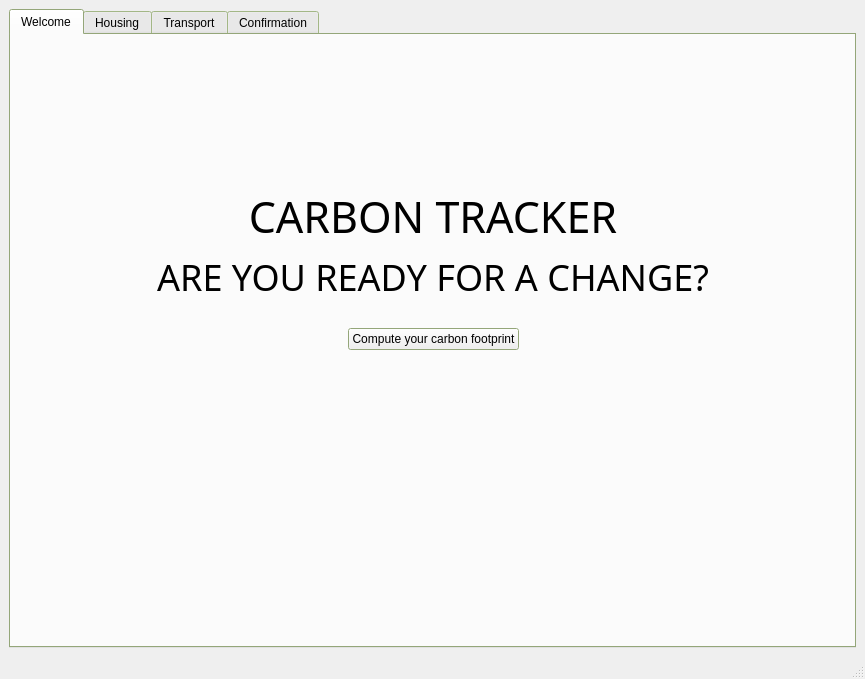
cgneo/CarbonTracker, file C201_NewBeginnings/newBeginnings/mainwindow.ui: the form before one commit.
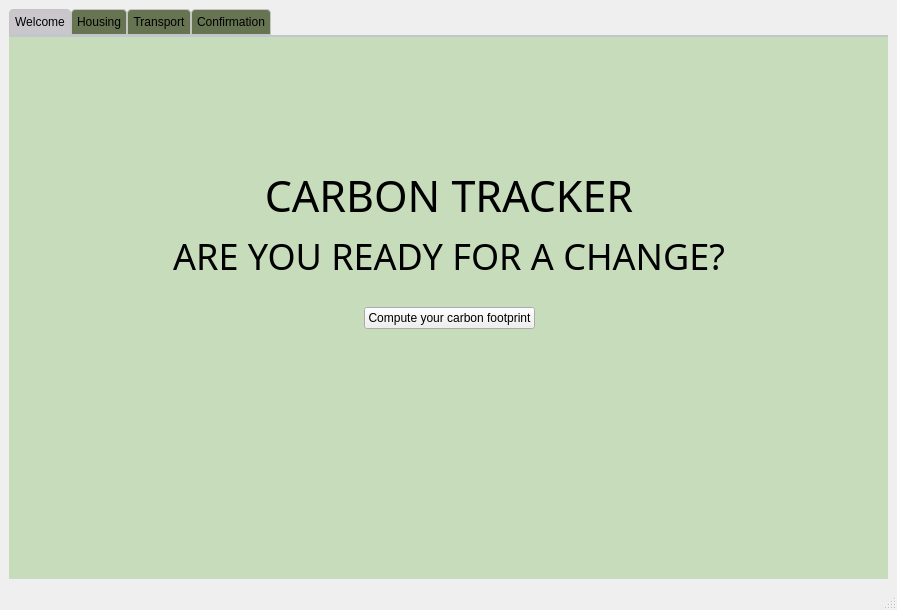
The form after the commit. The open tabs and pages were chosen to show the change.

```diff
--- a/C201_NewBeginnings/newBeginnings/mainwindow.ui
+++ b/C201_NewBeginnings/newBeginnings/mainwindow.ui
@@ -6,8 +6,8 @@
    <rect>
     <x>0</x>
     <y>0</y>
-    <width>865</width>
-    <height>679</height>
+    <width>897</width>
+    <height>610</height>
    </rect>
   </property>
   <property name="windowTitle">
@@ -15,7 +15,7 @@
   </property>
   <widget class="QWidget" name="centralwidget">
    <layout class="QGridLayout" name="gridLayout">
-    <item row="0" column="1">
+    <item row="0" column="0">
      <widget class="QTabWidget" name="tabMain">
       <property name="palette">
        <palette>
@@ -81,6 +81,27 @@
         </disabled>
        </palette>
       </property>
+      <property name="styleSheet">
+       <string notr="true">
+QTabWidget::pane { /* The tab widget frame */
+    border-top: 2px solid #C2C7CB;
+	
+	background-color:rgba(182, 212, 166, 180);
+}
+QTabBar::tab {
+	background-color: rgb(103, 116, 81);
+    border: 1px solid #C4C4C3;
+    border-bottom-color: #C2C7CB; /* same as the pane color */
+    border-top-left-radius: 4px;
+    border-top-right-radius: 4px;
+    min-width: 20ex;
+    padding: 5px;
+	font: 13pt &quot;Gill Sans&quot;;
+}
+QTabBar::tab:selected, QTabBar::tab:hover {
+	background-color: rgb(201, 199, 203);
+}</string>
+      </property>
       <property name="currentIndex">
        <number>3</number>
       </property>
@@ -88,11 +109,11 @@
        <attribute name="title">
         <string>Welcome</string>
        </attribute>
-       <layout class="QGridLayout" name="gridLayout_10">
+       <layout class="QGridLayout" name="gridLayout_12">
         <item row="0" column="0">
-         <layout class="QVBoxLayout" name="verticalLayout_10">
-          <item>
-           <spacer name="verticalSpacer_7">
+         <layout class="QGridLayout" name="gridLayout_10">
+          <item row="3" column="0">
+           <spacer name="verticalSpacer_9">
             <property name="orientation">
              <enum>Qt::Vertical</enum>
             </property>
@@ -104,7 +125,20 @@
             </property>
            </spacer>
           </item>
-          <item>
+          <item row="2" column="0">
+           <spacer name="verticalSpacer_8">
+            <property name="orientation">
+             <enum>Qt::Vertical</enum>
+            </property>
+            <property name="sizeHint" stdset="0">
+             <size>
+              <width>20</width>
+              <height>40</height>
+             </size>
+            </property>
+           </spacer>
+          </item>
+          <item row="1" column="0">
            <layout class="QHBoxLayout" name="horizontalLayout_6">
             <item>
              <spacer name="horizontalSpacer_7">
@@ -120,7 +154,7 @@
              </spacer>
             </item>
             <item>
-             <layout class="QVBoxLayout" name="verticalLayout_9">
+             <layout class="QVBoxLayout" name="verticalLayout_10">
               <item>
                <widget class="QLabel" name="label_5">
                 <property name="font">
@@ -153,77 +187,6 @@
                 </property>
                </widget>
               </item>
-              <item>
-               <widget class="QLabel" name="label_pic">
-                <property name="palette">
-                 <palette>
-                  <active>
-                   <colorrole role="Base">
-                    <brush brushstyle="SolidPattern">
-                     <color alpha="255">
-                      <red>32</red>
-                      <green>32</green>
-                      <blue>32</blue>
-                     </color>
-                    </brush>
-                   </colorrole>
-                   <colorrole role="Window">
-                    <brush brushstyle="SolidPattern">
-                     <color alpha="255">
-                      <red>167</red>
-                      <green>234</green>
-                      <blue>166</blue>
-                     </color>
-                    </brush>
-                   </colorrole>
-                  </active>
-                  <inactive>
-                   <colorrole role="Base">
-                    <brush brushstyle="SolidPattern">
-                     <color alpha="255">
-                      <red>32</red>
-                      <green>32</green>
-                      <blue>32</blue>
-                     </color>
-                    </brush>
-                   </colorrole>
-                   <colorrole role="Window">
-                    <brush brushstyle="SolidPattern">
-                     <color alpha="255">
-                      <red>167</red>
-                      <green>234</green>
-                      <blue>166</blue>
-                     </color>
-                    </brush>
-                   </colorrole>
-                  </inactive>
-                  <disabled>
-                   <colorrole role="Base">
-                    <brush brushstyle="SolidPattern">
-                     <color alpha="255">
-                      <red>167</red>
-                      <green>234</green>
-                      <blue>166</blue>
-                     </color>
-                    </brush>
-                   </colorrole>
-                   <colorrole role="Window">
-                    <brush brushstyle="SolidPattern">
-                     <color alpha="255">
-                      <red>167</red>
-                      <green>234</green>
-                      <blue>166</blue>
-                     </color>
-                    </brush>
-                   </colorrole>
-                  </disabled>
-                 </palette>
-                </property>
-                <property name="text">
-                 <string/>
-                </property>
-               </widget>
-              </item>
               <item>
                <layout class="QHBoxLayout" name="horizontalLayout_5">
                 <item>
@@ -233,18 +196,93 @@
                   </property>
                   <property name="sizeHint" stdset="0">
                    <size>
-                    <width>40</width>
-                    <height>20</height>
+                    <width>88</width>
+                    <height>27</height>
                    </size>
                   </property>
                  </spacer>
                 </item>
                 <item>
-                 <widget class="QPushButton" name="buttonMain">
-                  <property name="text">
-                   <string>Compute your carbon footprint</string>
-                  </property>
-                 </widget>
+                 <layout class="QVBoxLayout" name="verticalLayout_9">
+                  <item>
+                   <widget class="QLabel" name="label_pic">
+                    <property name="palette">
+                     <palette>
+                      <active>
+                       <colorrole role="Base">
+                        <brush brushstyle="SolidPattern">
+                         <color alpha="255">
+                          <red>32</red>
+                          <green>32</green>
+                          <blue>32</blue>
+                         </color>
+                        </brush>
+                       </colorrole>
+                       <colorrole role="Window">
+                        <brush brushstyle="SolidPattern">
+                         <color alpha="255">
+                          <red>167</red>
+                          <green>234</green>
+                          <blue>166</blue>
+                         </color>
+                        </brush>
+                       </colorrole>
+                      </active>
+                      <inactive>
+                       <colorrole role="Base">
+                        <brush brushstyle="SolidPattern">
+                         <color alpha="255">
+                          <red>32</red>
+                          <green>32</green>
+                          <blue>32</blue>
+                         </color>
+                        </brush>
+                       </colorrole>
+                       <colorrole role="Window">
+                        <brush brushstyle="SolidPattern">
+                         <color alpha="255">
+                          <red>167</red>
+                          <green>234</green>
+                          <blue>166</blue>
+                         </color>
+                        </brush>
+                       </colorrole>
+                      </inactive>
+                      <disabled>
+                       <colorrole role="Base">
+                        <brush brushstyle="SolidPattern">
+                         <color alpha="255">
+                          <red>167</red>
+                          <green>234</green>
+                          <blue>166</blue>
+                         </color>
+                        </brush>
+                       </colorrole>
+                       <colorrole role="Window">
+                        <brush brushstyle="SolidPattern">
+                         <color alpha="255">
+                          <red>167</red>
+                          <green>234</green>
+                          <blue>166</blue>
+                         </color>
+                        </brush>
+                       </colorrole>
+                      </disabled>
+                     </palette>
+                    </property>
+                    <property name="text">
+                     <string/>
+                    </property>
+                   </widget>
+                  </item>
+                  <item>
+                   <widget class="QPushButton" name="buttonMain">
+                    <property name="text">
+                     <string>Compute your carbon footprint</string>
+                    </property>
+                   </widget>
+                  </item>
+                 </layout>
                 </item>
                 <item>
                  <spacer name="horizontalSpacer_6">
@@ -253,8 +291,8 @@
                   </property>
                   <property name="sizeHint" stdset="0">
                    <size>
-                    <width>40</width>
-                    <height>20</height>
+                    <width>118</width>
+                    <height>27</height>
                    </size>
                   </property>
                  </spacer>
@@ -270,29 +308,16 @@
               </property>
               <property name="sizeHint" stdset="0">
                <size>
-                <width>40</width>
-                <height>20</height>
+                <width>38</width>
+                <height>68</height>
                </size>
               </property>
              </spacer>
             </item>
            </layout>
           </item>
-          <item>
-           <spacer name="verticalSpacer_8">
-            <property name="orientation">
-             <enum>Qt::Vertical</enum>
-            </property>
-            <property name="sizeHint" stdset="0">
-             <size>
-              <width>20</width>
-              <height>40</height>
-             </size>
-            </property>
-           </spacer>
-          </item>
-          <item>
-           <spacer name="verticalSpacer_9">
+          <item row="0" column="0">
+           <spacer name="verticalSpacer_7">
             <property name="orientation">
              <enum>Qt::Vertical</enum>
             </property>
```
Left out of the diff: 15 changed lines with no effect on the pictures.
